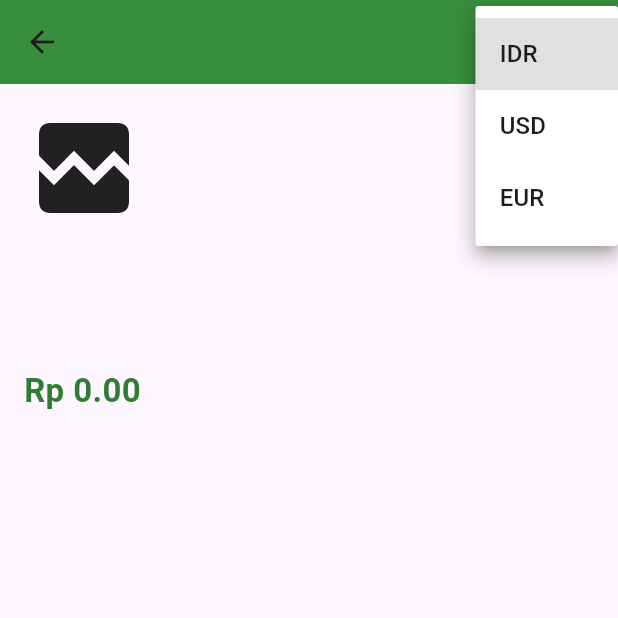
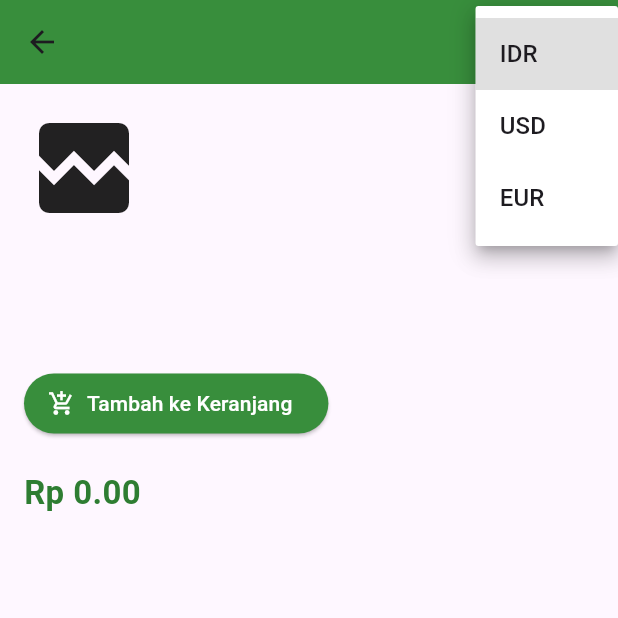
Before and after one commit to rhmnnbl26/FinalProject_PAM_124230110, a Flutter app: the DetailPage screen opened directly with empty values, after a tap on "IDR", on a phone screen of 412 x 824 dp, the top half of it. Run offline on Flutter 3.47's test engine with Material 3 defaults, Android fonts, the phone set to English and light mode, and no system bars; our stand-ins replace geocoding, geolocator, hive, hive_flutter; accounts and stored records are empty; network calls fail.

Commit message:
start over

```diff
--- /dev/null
+++ b/lib/Models/cart_model.dart
@@ -0,0 +1,29 @@
+import 'package:hive/hive.dart';
+
+part 'cart_model.g.dart';
+
+@HiveType(typeId: 2)
+class CartModel extends HiveObject {
+  @HiveField(0)
+  final String name;
+
+  @HiveField(1)
+  final String brand;
+
+  @HiveField(2)
+  final int price;
+
+  @HiveField(3)
+  final String image;
+
+  @HiveField(4)
+  int quantity;
+
+  CartModel({
+    required this.name,
+    required this.brand,
+    required this.price,
+    required this.image,
+    this.quantity = 1,
+  });
+}
--- a/lib/pages/detail_page.dart
+++ b/lib/pages/detail_page.dart
@@ -1,5 +1,8 @@
 import 'package:flutter/material.dart';
 import '../services/currency_service.dart';
+// ignore: unused_import
+import '../models/cart_model.dart'; // ✅ Tambahkan ini
+import '../services/cart_services.dart'; // ✅ Tambahkan ini
 
 class DetailPage extends StatefulWidget {
   final String name;
@@ -79,25 +82,57 @@ class _DetailPageState extends State<DetailPage> {
         child: Column(
           crossAxisAlignment: CrossAxisAlignment.start,
           children: [
-            Image.network(widget.image,
+            Image.network(
+              widget.image,
               width: double.infinity,
               height: 200,
               fit: BoxFit.cover,
               errorBuilder: (context, error, stackTrace) =>
-                    const Icon(Icons.broken_image, size: 80)),
+                  const Icon(Icons.broken_image, size: 80),
+            ),
             const SizedBox(height: 16),
-            Text(widget.brand,
-                style:
-                    const TextStyle(fontSize: 18, fontWeight: FontWeight.bold)),
+            Text(
+              widget.brand,
+              style: const TextStyle(fontSize: 18, fontWeight: FontWeight.bold),
+            ),
             const SizedBox(height: 10),
             Text(widget.description),
+            const SizedBox(height: 20),
+
+            // ✅ Tombol tambah ke keranjang diperbaiki
+            ElevatedButton.icon(
+              onPressed: () async {
+                final item = CartModel(
+                  name: widget.name,
+                  brand: widget.brand,
+                  price: widget.price,
+                  image: widget.image,
+                );
+                await CartService.addToCart(item);
+
+                if (!mounted) return; // hindari error async context
+                ScaffoldMessenger.of(context).showSnackBar(
+                  const SnackBar(
+                    content: Text('Berhasil ditambahkan ke keranjang'),
+                  ),
+                );
+              },
+              icon: const Icon(Icons.add_shopping_cart),
+              label: const Text('Tambah ke Keranjang'),
+              style: ElevatedButton.styleFrom(
+                backgroundColor: Colors.green.shade700,
+                foregroundColor: Colors.white,
+              ),
+            ),
+
             const SizedBox(height: 20),
             Text(
               "$simbol ${_convertPrice().toStringAsFixed(2)}",
               style: TextStyle(
                 fontSize: 22,
                 fontWeight: FontWeight.bold,
-                  color: Colors.green.shade800),
+                color: Colors.green.shade800,
+              ),
             ),
           ],
         ),
```
Also changed, not shown: lib/main.dart (+16 -11 lines), lib/pages/cart_page.dart (added, +90 -0 lines), lib/pages/home_page.dart (+15 -2 lines), lib/services/cart_services.dart (added, +45 -0 lines), lib/Models/cart_model.g.dart (added). Lines whose indentation alone changed are shown as unchanged.
